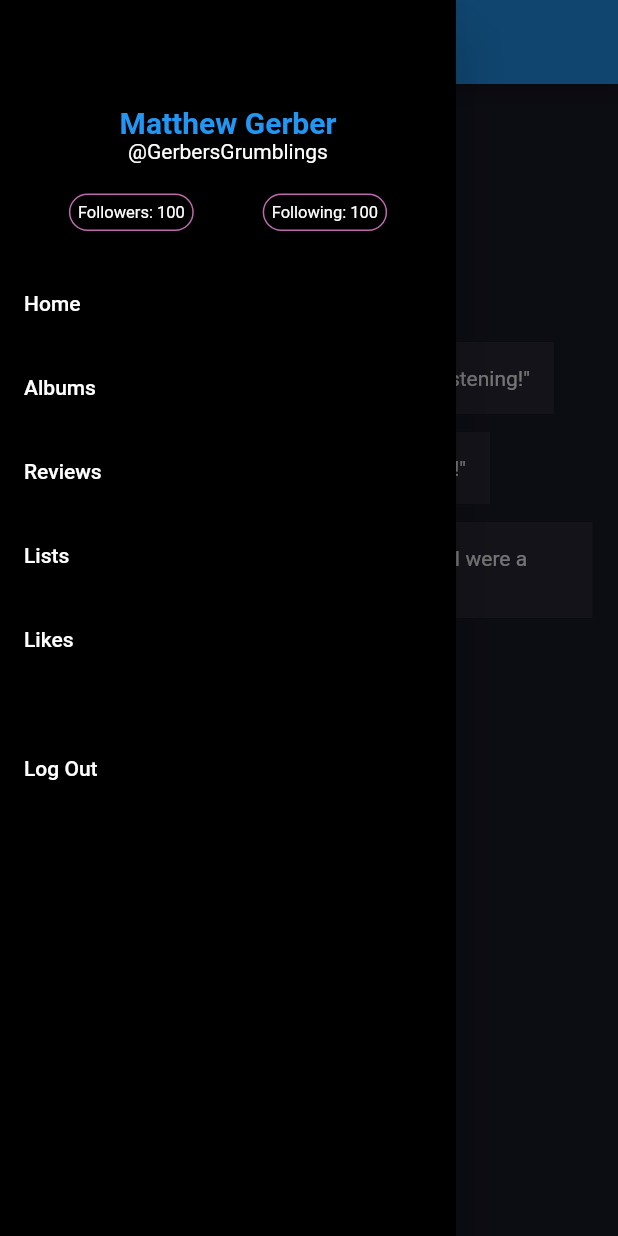
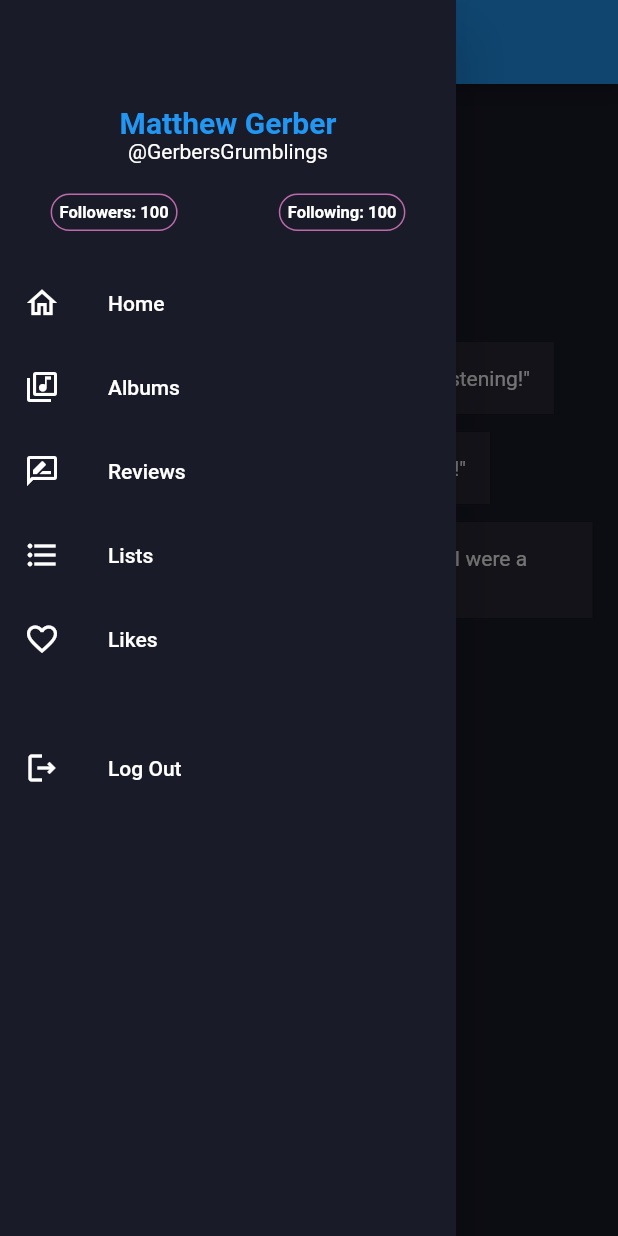
Before and after one commit to TrillAppTeam/trill, a Flutter app: the HomeScreen screen opened directly, with the side drawer open, on a phone screen of 412 x 824 dp. Run offline on Flutter 3.47's test engine with Material 2 defaults, Android fonts, the phone set to English and light mode, and no system bars.

Commit message:
Added icons to sidebar

```diff
--- a/mobile/lib/pages/home.dart
+++ b/mobile/lib/pages/home.dart
@@ -10,7 +10,7 @@ class HomeScreen extends StatelessWidget {
       ),
       drawer: Drawer(
         child: Container(
-          color: Colors.black,
+          color: Color(0xFF1A1B29),
           child: ListView(
             padding: EdgeInsets.zero,
             children: [
@@ -46,14 +46,14 @@ class HomeScreen extends StatelessWidget {
                         child: RichText(
                           text: TextSpan(
                             text: 'Followers: 100',
-                            style: TextStyle(fontSize: 11),
+                            style: TextStyle(fontSize: 11, fontWeight: FontWeight.bold),
                             recognizer: TapGestureRecognizer()
                             ..onTap = () => Navigator.pushNamed(context, '/followers')
                           ),
                         ),
                       ),
                     ),
-                    Spacer(),
+                    Spacer(flex: 2),
                     Container(
                       padding: EdgeInsets.all(5),
                       decoration: BoxDecoration(
@@ -69,7 +69,7 @@ class HomeScreen extends StatelessWidget {
                         child: RichText(
                           text: TextSpan(
                               text: 'Following: 100',
-                              style: TextStyle(fontSize: 11),
+                              style: TextStyle(fontSize: 11, fontWeight: FontWeight.bold),
                               recognizer: TapGestureRecognizer()
                                 ..onTap = () => Navigator.pushNamed(context, '/following')
                           ),
@@ -82,30 +82,35 @@ class HomeScreen extends StatelessWidget {
               ),
               SizedBox(height: 20),
               ListTile(
+                leading: Icon(Icons.home_outlined, color: Colors.white),
                 title: const Text('Home'),
                 onTap: () {
                   Navigator.pushNamed(context, '/main');
                 },
               ),
               ListTile(
+                leading: Icon(Icons.library_music_outlined, color: Colors.white),
                 title: const Text('Albums'),
                 onTap: () {
                   Navigator.pushNamed(context, '/albums');
                 },
               ),
               ListTile(
+                leading: Icon(Icons.rate_review_outlined, color: Colors.white),
                 title: const Text('Reviews'),
                 onTap: () {
                   Navigator.pushNamed(context, '/reviews');
                 },
               ),
               ListTile(
+                leading: Icon(Icons.format_list_bulleted_outlined, color: Colors.white),
                 title: const Text('Lists'),
                 onTap: () {
                   Navigator.pushNamed(context, '/lists');
                 },
               ),
               ListTile(
+                leading: Icon(Icons.favorite_outline_outlined, color: Colors.white),
                 title: const Text('Likes'),
                 onTap: () {
                   Navigator.pushNamed(context, '/likes');
@@ -113,6 +118,7 @@ class HomeScreen extends StatelessWidget {
               ),
               SizedBox(height: 30),
               ListTile(
+                leading: Icon(Icons.logout_outlined, color: Colors.white),
                 title: const Text('Log Out'),
                 onTap: () {
                   Navigator.pushNamed(context, '/login');
--- a/mobile/lib/pages/lists/userlists.dart
+++ b/mobile/lib/pages/lists/userlists.dart
@@ -5,7 +5,7 @@ class UserListsScreen extends StatelessWidget {
   Widget build(BuildContext context) {
     return Scaffold(
       appBar: AppBar(
-        title: Text('User Lists'),
+        title: Text('Your Lists'),
       ),
     );
   }
```
